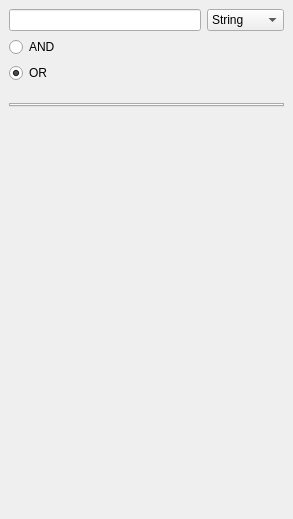
Old version of the form src/plugins/summary/searchwidget.ui in the repository 0xd34df00d/leechcraft.
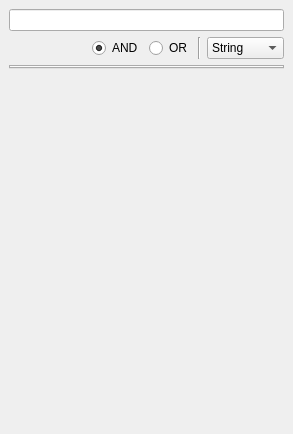
New version of the form.

Commit message: Summary: reworked search widget interface a bit.

```diff
--- a/src/plugins/summary/searchwidget.ui
+++ b/src/plugins/summary/searchwidget.ui
@@ -7,18 +7,58 @@
     <x>0</x>
     <y>0</y>
     <width>293</width>
-    <height>519</height>
+    <height>434</height>
    </rect>
   </property>
   <property name="windowTitle">
    <string>Search parameters</string>
   </property>
   <widget class="QWidget" name="dockWidgetContents">
-   <layout class="QVBoxLayout" name="verticalLayout_2">
+   <layout class="QVBoxLayout" name="verticalLayout">
+    <item>
+     <widget class="QLineEdit" name="FilterLine_"/>
+    </item>
     <item>
      <layout class="QHBoxLayout" name="horizontalLayout">
       <item>
-       <widget class="QLineEdit" name="FilterLine_"/>
+       <spacer name="horizontalSpacer">
+        <property name="orientation">
+         <enum>Qt::Horizontal</enum>
+        </property>
+        <property name="sizeHint" stdset="0">
+         <size>
+          <width>40</width>
+          <height>20</height>
+         </size>
+        </property>
+       </spacer>
+      </item>
+      <item>
+       <widget class="QRadioButton" name="And_">
+        <property name="text">
+         <string>AND</string>
+        </property>
+        <property name="checked">
+         <bool>true</bool>
+        </property>
+       </widget>
+      </item>
+      <item>
+       <widget class="QRadioButton" name="Or_">
+        <property name="text">
+         <string>OR</string>
+        </property>
+        <property name="checked">
+         <bool>false</bool>
+        </property>
+       </widget>
+      </item>
+      <item>
+       <widget class="Line" name="line">
+        <property name="orientation">
+         <enum>Qt::Vertical</enum>
+        </property>
+       </widget>
       </item>
       <item>
        <widget class="QComboBox" name="Type_">
@@ -53,45 +93,7 @@
      </layout>
     </item>
     <item>
-     <layout class="QHBoxLayout" name="horizontalLayout_2">
-      <item>
-       <layout class="QVBoxLayout" name="SearchStuff_"/>
-      </item>
-      <item>
-       <layout class="QVBoxLayout" name="verticalLayout">
-        <item>
-         <widget class="QRadioButton" name="And_">
-          <property name="text">
-           <string>AND</string>
-          </property>
-         </widget>
-        </item>
-        <item>
-         <widget class="QRadioButton" name="Or_">
-          <property name="text">
-           <string>OR</string>
-          </property>
-          <property name="checked">
-           <bool>true</bool>
-          </property>
-         </widget>
-        </item>
-        <item>
-         <spacer name="verticalSpacer_3">
-          <property name="orientation">
-           <enum>Qt::Vertical</enum>
-          </property>
-          <property name="sizeHint" stdset="0">
-           <size>
-            <width>20</width>
-            <height>40</height>
-           </size>
-          </property>
-         </spacer>
-        </item>
-       </layout>
-      </item>
-     </layout>
+     <layout class="QVBoxLayout" name="SearchStuff_"/>
     </item>
     <item>
      <widget class="QTabWidget" name="ParamsTabs_">
@@ -111,7 +113,7 @@
       <property name="sizeHint" stdset="0">
        <size>
         <width>20</width>
-        <height>429</height>
+        <height>40</height>
        </size>
       </property>
      </spacer>
```
